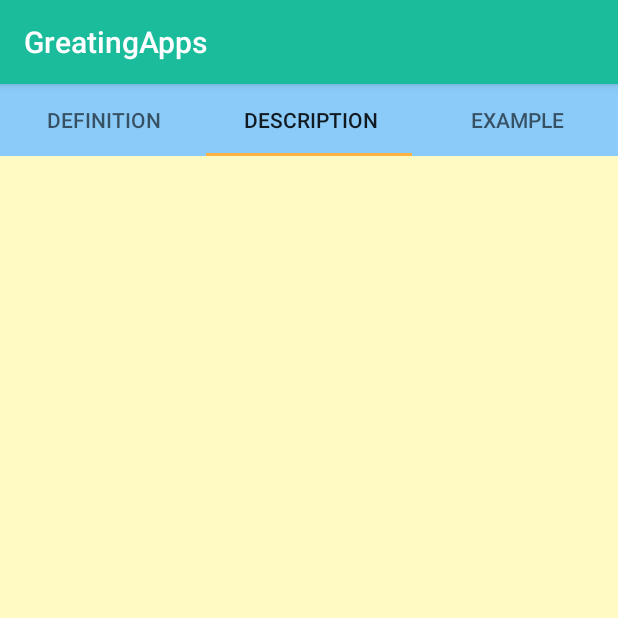
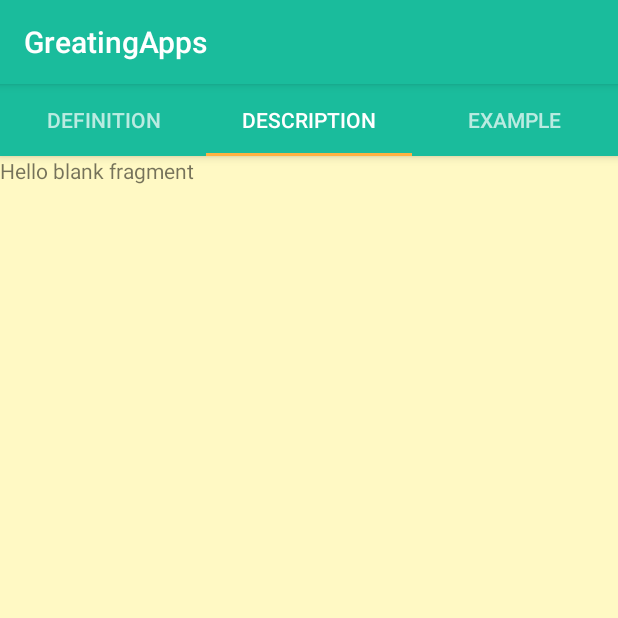
Before and after one commit to Adamalbarisyi/GreetingApps, an Android app: the Unit1Activity screen opened directly, with no data from a screen before it, tab 2 chosen, on a phone screen of 412 x 824 dp, the top half of it. Run offline under Robolectric (Android 15) with nearby library versions, the phone set to English and light mode, and no system bars.

Commit message:
fix Tablayout

```diff
--- a/app/build.gradle
+++ b/app/build.gradle
@@ -22,6 +22,7 @@ dependencies {
     implementation fileTree(dir: 'libs', include: ['*.jar'])
     implementation 'com.android.support:appcompat-v7:28.0.0'
     implementation 'com.android.support.constraint:constraint-layout:1.1.3'
+    implementation 'com.android.support:support-v4:28.0.0'
     testImplementation 'junit:junit:4.12'
     androidTestImplementation 'com.android.support.test:runner:1.0.2'
     androidTestImplementation 'com.android.support.test.espresso:espresso-core:3.0.2'
--- a/app/src/main/java/com/rifkiadam/gryus/greatingapps/Menu/unit1/Unit1Activity.java
+++ b/app/src/main/java/com/rifkiadam/gryus/greatingapps/Menu/unit1/Unit1Activity.java
@@ -1,21 +1,76 @@
 package com.rifkiadam.gryus.greatingapps.Menu.unit1;
 
 import android.content.Intent;
+import android.support.design.widget.TabLayout;
+import android.support.v4.app.Fragment;
+import android.support.v4.app.FragmentManager;
+import android.support.v4.app.FragmentPagerAdapter;
+import android.support.v4.view.ViewPager;
 import android.support.v7.app.AppCompatActivity;
 import android.os.Bundle;
 import android.view.View;
 import android.widget.ImageButton;
 
 import com.rifkiadam.gryus.greatingapps.MainActivity;
+import com.rifkiadam.gryus.greatingapps.Menu.unit1.fragments.DefinitionFragment;
+import com.rifkiadam.gryus.greatingapps.Menu.unit1.fragments.DescriptionFragment;
+import com.rifkiadam.gryus.greatingapps.Menu.unit1.fragments.ExampleFragment;
 import com.rifkiadam.gryus.greatingapps.R;
 
+
 public class Unit1Activity extends AppCompatActivity {
+
+    private SectionsPagerAdapter mSectionsPagerAdapter;
+
+    private ViewPager mViewPager;
+
+    Fragment definitionFragment;
+    Fragment descriptionFragment;
+    Fragment exampleFragment;
 
     @Override
     protected void onCreate(Bundle savedInstanceState) {
         super.onCreate(savedInstanceState);
         setContentView(R.layout.activity_unit1);
 
+        mSectionsPagerAdapter = new SectionsPagerAdapter(getSupportFragmentManager());
+        mViewPager = findViewById(R.id.container);
+        mViewPager.setAdapter(mSectionsPagerAdapter);
+
+        TabLayout tabLayout = findViewById(R.id.tabs);
+
+        mViewPager.addOnPageChangeListener(new TabLayout.TabLayoutOnPageChangeListener(tabLayout));
+        tabLayout.addOnTabSelectedListener(new TabLayout.ViewPagerOnTabSelectedListener(mViewPager));
+
+        definitionFragment = new DefinitionFragment();
+        descriptionFragment = new DescriptionFragment();
+        exampleFragment = new ExampleFragment();
+
+
+
 
     }
+
+    public class SectionsPagerAdapter extends FragmentPagerAdapter{
+        public SectionsPagerAdapter(FragmentManager fm){
+            super(fm);
+        }
+
+        @Override
+        public Fragment getItem(int position){
+            if (position ==0){
+                return definitionFragment;
+            }else if (position == 1){
+                return descriptionFragment;
+            }else if (position == 2){
+                return exampleFragment;
+            }
+            return null;
+        }
+
+        @Override
+        public int getCount(){
+            return 3;
+        }
+    }
 }
--- /dev/null
+++ b/app/src/main/java/com/rifkiadam/gryus/greatingapps/Menu/unit1/fragments/DefinitionFragment.java
@@ -0,0 +1,30 @@
+package com.rifkiadam.gryus.greatingapps.Menu.unit1.fragments;
+
+
+import android.os.Bundle;
+import android.support.v4.app.Fragment;
+import android.view.LayoutInflater;
+import android.view.View;
+import android.view.ViewGroup;
+
+import com.rifkiadam.gryus.greatingapps.R;
+
+/**
+ * A simple {@link Fragment} subclass.
+ */
+public class DefinitionFragment extends Fragment {
+
+
+    public DefinitionFragment() {
+        // Required empty public constructor
+    }
+
+
+    @Override
+    public View onCreateView(LayoutInflater inflater, ViewGroup container,
+                             Bundle savedInstanceState) {
+        // Inflate the layout for this fragment
+        return inflater.inflate(R.layout.fragment_definition, container, false);
+    }
+
+}
--- /dev/null
+++ b/app/src/main/java/com/rifkiadam/gryus/greatingapps/Menu/unit1/fragments/DescriptionFragment.java
@@ -0,0 +1,30 @@
+package com.rifkiadam.gryus.greatingapps.Menu.unit1.fragments;
+
+
+import android.os.Bundle;
+import android.support.v4.app.Fragment;
+import android.view.LayoutInflater;
+import android.view.View;
+import android.view.ViewGroup;
+
+import com.rifkiadam.gryus.greatingapps.R;
+
+/**
+ * A simple {@link Fragment} subclass.
+ */
+public class DescriptionFragment extends Fragment {
+
+
+    public DescriptionFragment() {
+        // Required empty public constructor
+    }
+
+
+    @Override
+    public View onCreateView(LayoutInflater inflater, ViewGroup container,
+                             Bundle savedInstanceState) {
+        // Inflate the layout for this fragment
+        return inflater.inflate(R.layout.fragment_description, container, false);
+    }
+
+}
--- /dev/null
+++ b/app/src/main/java/com/rifkiadam/gryus/greatingapps/Menu/unit1/fragments/ExampleFragment.java
@@ -0,0 +1,30 @@
+package com.rifkiadam.gryus.greatingapps.Menu.unit1.fragments;
+
+
+import android.os.Bundle;
+import android.support.v4.app.Fragment;
+import android.view.LayoutInflater;
+import android.view.View;
+import android.view.ViewGroup;
+
+import com.rifkiadam.gryus.greatingapps.R;
+
+/**
+ * A simple {@link Fragment} subclass.
+ */
+public class ExampleFragment extends Fragment {
+
+
+    public ExampleFragment() {
+        // Required empty public constructor
+    }
+
+
+    @Override
+    public View onCreateView(LayoutInflater inflater, ViewGroup container,
+                             Bundle savedInstanceState) {
+        // Inflate the layout for this fragment
+        return inflater.inflate(R.layout.fragment_example, container, false);
+    }
+
+}
--- a/app/src/main/res/layout/activity_unit1.xml
+++ b/app/src/main/res/layout/activity_unit1.xml
@@ -1,38 +1,47 @@
 <?xml version="1.0" encoding="utf-8"?>
-<android.support.constraint.ConstraintLayout xmlns:android="http://schemas.android.com/apk/res/android"
+<android.support.design.widget.CoordinatorLayout  xmlns:android="http://schemas.android.com/apk/res/android"
     xmlns:app="http://schemas.android.com/apk/res-auto"
     xmlns:tools="http://schemas.android.com/tools"
+    android:id="@+id/main_content"
     android:layout_width="match_parent"
     android:layout_height="match_parent"
+    android:fitsSystemWindows="true"
     android:background="#FFF9C4"
     tools:context=".Menu.unit1.Unit1Activity">
 
-    <LinearLayout
+    <android.support.design.widget.AppBarLayout
+        android:id="@+id/appbar"
         android:layout_width="match_parent"
-        android:layout_height="match_parent">
+        android:layout_height="wrap_content"
+        android:theme="@style/AppTheme.AppBarOverlay">
 
         <android.support.design.widget.TabLayout
-        android:layout_height="wrap_content"
+            android:id="@+id/tabs"
             android:layout_width="match_parent"
-        app:tabBackground="@color/blue">
+            android:layout_height="wrap_content">
 
             <android.support.design.widget.TabItem
-            android:layout_height="match_parent"
                 android:layout_width="wrap_content"
-            android:text=" Definition "/>
+                android:layout_height="wrap_content"
+                android:text="@string/definisi"  />
 
             <android.support.design.widget.TabItem
-            android:layout_height="match_parent"
                 android:layout_width="wrap_content"
-            android:text=" Description"/>
+                android:layout_height="wrap_content"
+                android:text="@string/deskripsi" />
 
             <android.support.design.widget.TabItem
-            android:layout_height="match_parent"
                 android:layout_width="wrap_content"
-            android:text=" Example"/>
+                android:layout_height="wrap_content"
+                android:text="@string/contoh"  />
 
         </android.support.design.widget.TabLayout>
+    </android.support.design.widget.AppBarLayout>
 
-    </LinearLayout>
+    <android.support.v4.view.ViewPager
+        android:id="@+id/container"
+        android:layout_width="match_parent"
+        android:layout_height="match_parent"
+        app:layout_behavior="@string/appbar_scrolling_view_behavior" />
 
-</android.support.constraint.ConstraintLayout>
+</android.support.design.widget.CoordinatorLayout >
--- /dev/null
+++ b/app/src/main/res/layout/fragment_definition.xml
@@ -0,0 +1,14 @@
+<?xml version="1.0" encoding="utf-8"?>
+<FrameLayout xmlns:android="http://schemas.android.com/apk/res/android"
+    xmlns:tools="http://schemas.android.com/tools"
+    android:layout_width="match_parent"
+    android:layout_height="match_parent"
+    tools:context=".Menu.unit1.fragments.DefinitionFragment">
+
+    <!-- TODO: Update blank fragment layout -->
+    <TextView
+        android:layout_width="match_parent"
+        android:layout_height="match_parent"
+        android:text="@string/hello_blank_fragment" />
+
+</FrameLayout>
--- /dev/null
+++ b/app/src/main/res/layout/fragment_description.xml
@@ -0,0 +1,14 @@
+<?xml version="1.0" encoding="utf-8"?>
+<FrameLayout xmlns:android="http://schemas.android.com/apk/res/android"
+    xmlns:tools="http://schemas.android.com/tools"
+    android:layout_width="match_parent"
+    android:layout_height="match_parent"
+    tools:context=".Menu.unit1.fragments.DescriptionFragment">
+
+    <!-- TODO: Update blank fragment layout -->
+    <TextView
+        android:layout_width="match_parent"
+        android:layout_height="match_parent"
+        android:text="@string/hello_blank_fragment" />
+
+</FrameLayout>
--- /dev/null
+++ b/app/src/main/res/layout/fragment_example.xml
@@ -0,0 +1,14 @@
+<?xml version="1.0" encoding="utf-8"?>
+<FrameLayout xmlns:android="http://schemas.android.com/apk/res/android"
+    xmlns:tools="http://schemas.android.com/tools"
+    android:layout_width="match_parent"
+    android:layout_height="match_parent"
+    tools:context=".Menu.unit1.fragments.ExampleFragment">
+
+    <!-- TODO: Update blank fragment layout -->
+    <TextView
+        android:layout_width="match_parent"
+        android:layout_height="match_parent"
+        android:text="@string/hello_blank_fragment" />
+
+</FrameLayout>
--- a/app/src/main/res/values/strings.xml
+++ b/app/src/main/res/values/strings.xml
@@ -5,5 +5,10 @@
     <string name="unit1">UNIT 1</string>
     <string name="unit2">UNIT 2</string>
     <string name="unit3">UNIT 3</string>
-    <string name="deskripsi">Deskripsi</string>
+    <string name="deskripsi">Description</string>
+    <string name="definisi">Definition</string>
+    <string name="contoh">Example</string>
+
+    <!-- TODO: Remove or change this placeholder text -->
+    <string name="hello_blank_fragment">Hello blank fragment</string>
 </resources>
```
Lines whose indentation alone changed are shown as unchanged.
